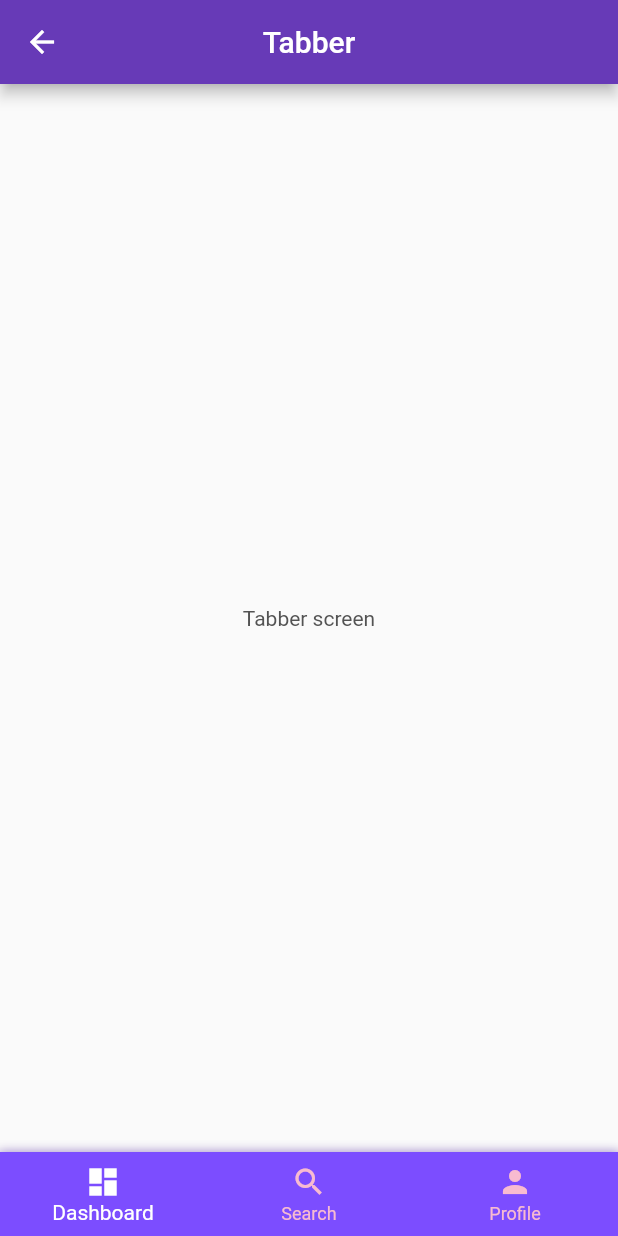
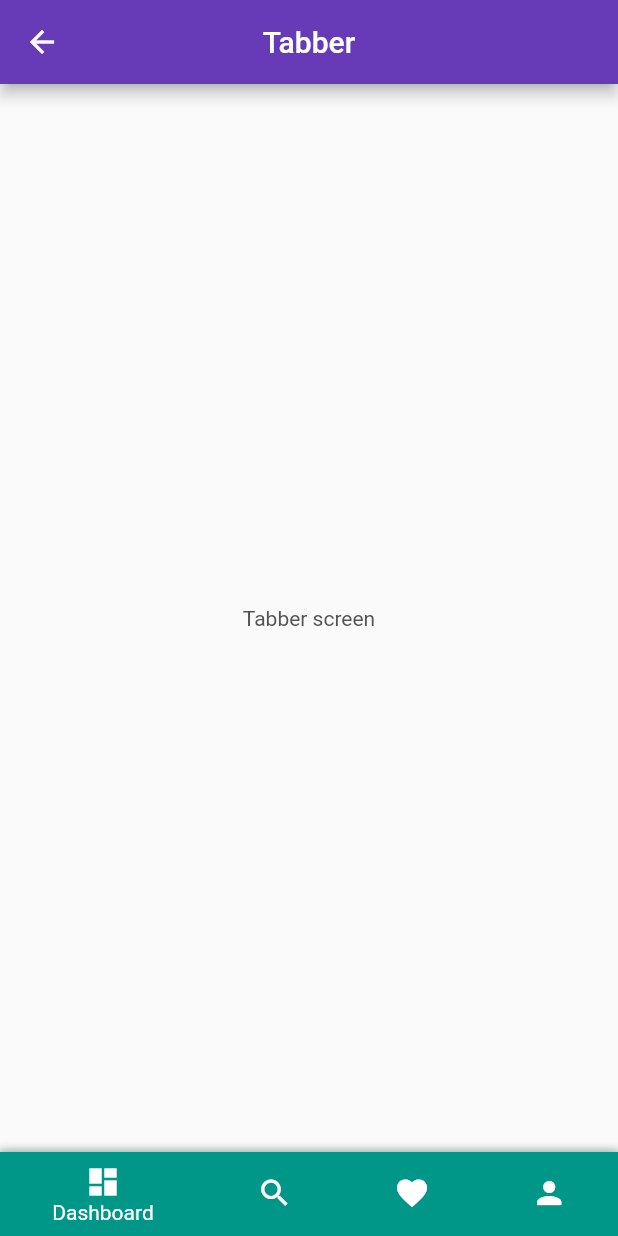
Before and after one commit to tushargoyalofficial/flutter-tutorials, a Flutter app: the TabberScreen screen opened by its route, on a phone screen of 412 x 824 dp. Run offline on Flutter 3.47's test engine with Material 2 defaults, Android fonts, the phone set to English and light mode, and no system bars.

Commit message:
Define tabs in separate list Use that list and loop over to create bottom nav items

```diff
--- a/lib/screens/tabber/constants.dart
+++ b/lib/screens/tabber/constants.dart
@@ -7,7 +7,7 @@ class TabData {
   final MaterialColor color;
 }
 
-const List<TabData> allDestinations = <TabData>[
+const List<TabData> allTabPages = <TabData>[
   TabData('Dashboard', Icons.dashboard, Colors.teal),
   TabData('Search', Icons.search, Colors.cyan),
   TabData('Favorite', Icons.favorite, Colors.orange),
--- a/lib/screens/tabber/tabber.dart
+++ b/lib/screens/tabber/tabber.dart
@@ -1,3 +1,4 @@
+import 'package:find_talent/screens/tabber/constants.dart';
 import 'package:find_talent/screens/tabber/tabber_provider.dart';
 import 'package:flutter/material.dart';
 import 'package:provider/provider.dart';
@@ -19,40 +20,19 @@ class TabberScreen extends StatelessWidget {
       bottomNavigationBar: Container(
         decoration: BoxDecoration(boxShadow: [
           BoxShadow(
-              color: Colors.deepPurple[200],
+              color: Colors.grey,
               offset: Offset(0, 0),
               blurRadius: 5.0,
               spreadRadius: 1.0)
         ]),
         child: BottomNavigationBar(
           currentIndex: context.watch<TabberProvider>().tabIndex,
-          selectedItemColor: Colors.white,
-          unselectedItemColor: Colors.pink[100],
-          backgroundColor: Colors.deepPurpleAccent,
-          items: <BottomNavigationBarItem>[
-            BottomNavigationBarItem(
-              icon: const Icon(Icons.dashboard),
-              title: const Text(
-                'Dashboard',
-                style: TextStyle(height: 1.4),
-              ),
-              backgroundColor: Colors.blue,
-            ),
-            BottomNavigationBarItem(
-                icon: const Icon(Icons.search),
-                title: const Text(
-                  'Search',
-                  style: TextStyle(height: 1.4),
-                ),
-                backgroundColor: Colors.indigo),
-            BottomNavigationBarItem(
-                icon: const Icon(Icons.person),
-                title: const Text(
-                  'Profile',
-                  style: TextStyle(height: 1.4),
-                ),
-                backgroundColor: Colors.orange)
-          ],
+          items: allTabPages.map((TabData destination) {
+            return BottomNavigationBarItem(
+                icon: Icon(destination.icon),
+                backgroundColor: destination.color,
+                title: Text(destination.title, style: TextStyle(height: 1.4)));
+          }).toList(),
           onTap: (int val) => context.read<TabberProvider>().onTabPress(val),
         ),
       ),
```
